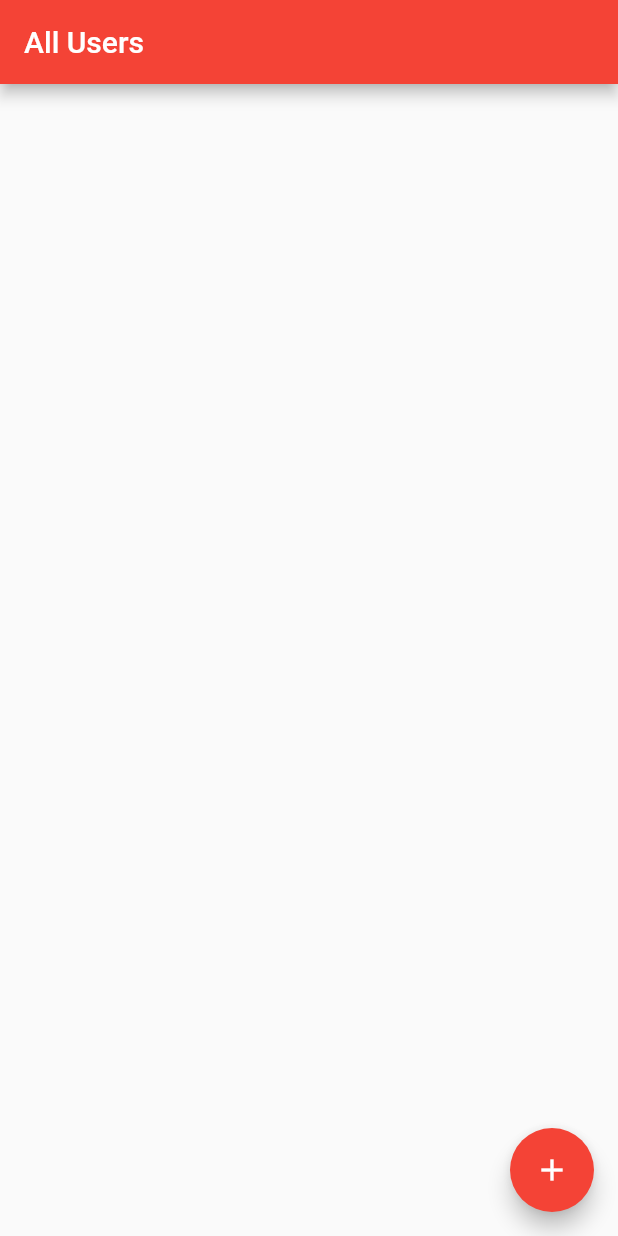
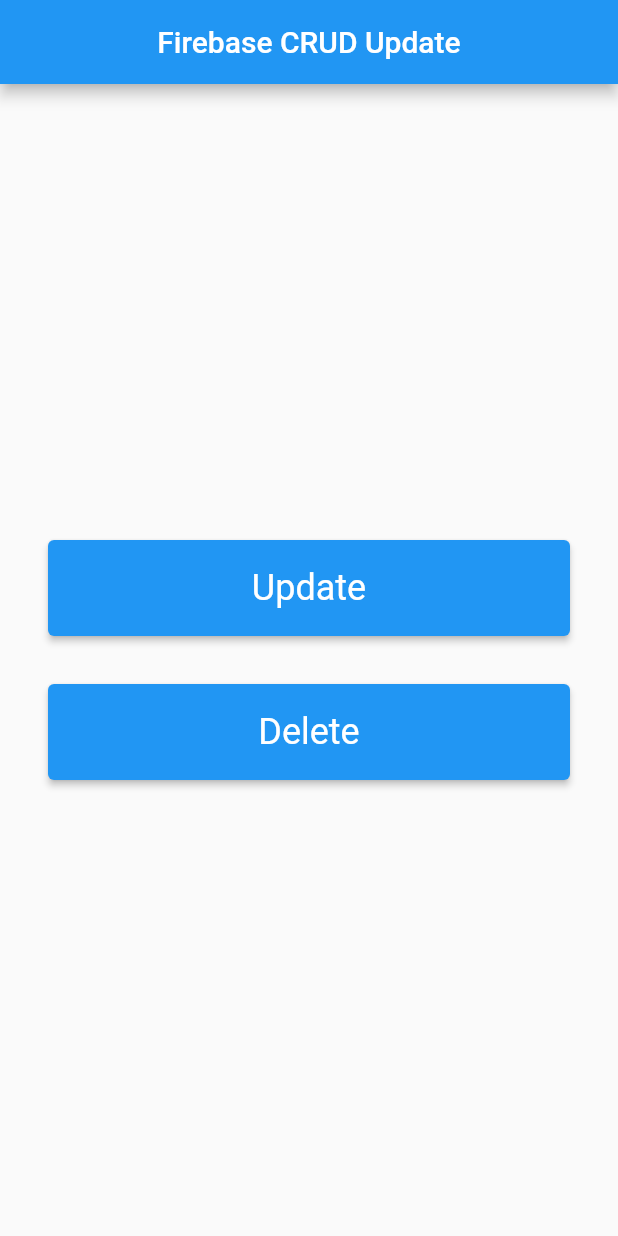
Before and after one commit to gpbonillas/my_firebase_project_jm, a Flutter app: the screen it shows after launch, on a phone screen of 412 x 824 dp. Run offline on Flutter 3.47's test engine with Material 2 defaults, Android fonts, the phone set to English and light mode, and no system bars; our stand-ins replace cloud_firestore, datetime_picker_formfield, firebase_core; accounts and stored records are empty.

Commit message:
Update and delete features

```diff
--- a/lib/main.dart
+++ b/lib/main.dart
@@ -1,37 +1,30 @@
+import 'package:cloud_firestore/cloud_firestore.dart';
 import 'package:flutter/material.dart';
 import 'package:firebase_core/firebase_core.dart';
-import 'package:cloud_firestore/cloud_firestore.dart';
-import 'package:my_firebase_project_jm/page/user_page.dart';
 
-import 'model/user.dart';
-
-void main() async {
+Future main() async {
   WidgetsFlutterBinding.ensureInitialized();
   await Firebase.initializeApp();
-
   runApp(MyApp());
 }
 
 class MyApp extends StatelessWidget {
-  static final String title = 'Firestore CRUD Write/Read';
-
+  static final String title = 'Firebase CRUD Update';
   @override
-  Widget build(BuildContext context) {
-    return MaterialApp(
+  Widget build(BuildContext context) => MaterialApp(
         debugShowCheckedModeBanner: false,
         title: title,
         theme: ThemeData(
-        primarySwatch: Colors.red,
+          primarySwatch: Colors.blue,
           elevatedButtonTheme: ElevatedButtonThemeData(
             style: ElevatedButton.styleFrom(
-            minimumSize: Size.fromHeight(46),
               textStyle: TextStyle(fontSize: 24),
+              minimumSize: Size.fromHeight(64),
             ),
           ),
         ),
         home: MainPage(),
       );
-  }
 }
 
 class MainPage extends StatefulWidget {
@@ -40,95 +33,46 @@ class MainPage extends StatefulWidget {
 }
 
 class _MainPageState extends State<MainPage> {
-  final controller = TextEditingController();
-
   @override
-  Widget build(BuildContext context) {
-    return Scaffold(
+  Widget build(BuildContext context) => Scaffold(
         appBar: AppBar(
-        title: Text('All Users'),
+          title: Text(MyApp.title),
+          centerTitle: true,
         ),
-      body: buildUsers(),
-      // body: buildSingleUser(),
-      floatingActionButton: FloatingActionButton(
-        child: Icon(Icons.add),
+        body: Container(
+          padding: EdgeInsets.all(32),
+          alignment: Alignment.center,
+          child: Column(
+            mainAxisAlignment: MainAxisAlignment.center,
+            children: [
+              ElevatedButton(
+                child: Text('Update'),
                 onPressed: () {
-          Navigator.of(context).push(MaterialPageRoute(
-            builder: (context) => UserPage(),
-          ));
+                  final docUser = FirebaseFirestore.instance
+                      .collection('users')
+                      .doc('my-id');
+                  // Update specific fields
+                  docUser.set({
+                    'name': 'James',
+                  });
+                  // Update nested fields
+                  docUser.update({
+                    'city.name': 'Santo Domingo',
+                  });
                 },
+              ),
+              const SizedBox(height: 32),
+              ElevatedButton(
+                child: Text('Delete'),
+                onPressed: () {
+                  final docUser = FirebaseFirestore.instance
+                      .collection('users')
+                      .doc('my-id');
+                  docUser.delete();
+                },
+              ),
+            ],
+          ),
         ),
       );
 }
-
-  Widget buildUsers() => StreamBuilder<List<User>>(
-      stream: readUsers(),
-      builder: (context, snapshot) {
-        if (snapshot.hasError) {
-          return Text('Something went wrong! ${snapshot.error}');
-        } else if (snapshot.hasData) {
-          final users = snapshot.data!;
-
-          return ListView(
-            children: users.map(buildUser).toList(),
-          );
-        } else {
-          return Center(child: CircularProgressIndicator());
-        }
-      });
-
-  Widget buildSingleUser() => FutureBuilder<User?>(
-        future: readUser(),
-        builder: (context, snapshot) {
-          if (snapshot.hasError) {
-            return Text('Something went wrong! ${snapshot.error}');
-          } else if (snapshot.hasData) {
-            final user = snapshot.data;
-
-            return user == null
-                ? Center(child: Text('No User'))
-                : buildUser(user);
-          } else {
-            return Center(child: CircularProgressIndicator());
-          }
-        },
-      );
-
-  Widget buildUser(User user) => ListTile(
-        leading: CircleAvatar(child: Text('${user.age}')),
-        title: Text(user.name),
-        subtitle: Text(user.birthday.toDate().toIso8601String()),
-      );
-
-  Stream<List<User>> readUsers() => FirebaseFirestore.instance
-      .collection('users')
-      .snapshots()
-      .map((snapshot) =>
-          snapshot.docs.map((doc) => User.fromJson(doc.data())).toList());
-
-  Future<User?> readUser() async {
-    /// Get single document by ID
-    final docUser = FirebaseFirestore.instance.collection('users').doc('my-id');
-    final snapshot = await docUser.get();
-
-    if (snapshot.exists) {
-      return User.fromJson(snapshot.data()!);
-    }
-  }
-
-  Future createUser({required String name}) async {
-    final docUser = FirebaseFirestore.instance.collection('users').doc();
-
-    final user = User(
-      id: docUser.id,
-      name: name,
-      age: 32,
-      birthday: Timestamp.fromDate(DateTime(1990, 2, 17)),
-    );
-
-    final json = user.toJson();
-
-    // Create document and write data to Firestore
-    await docUser.set(json);
-  }
-}
```
Lines whose indentation alone changed are shown as unchanged.
